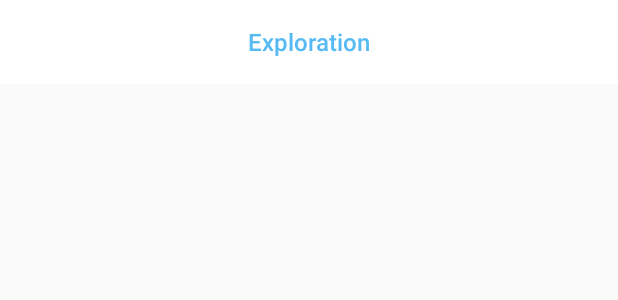
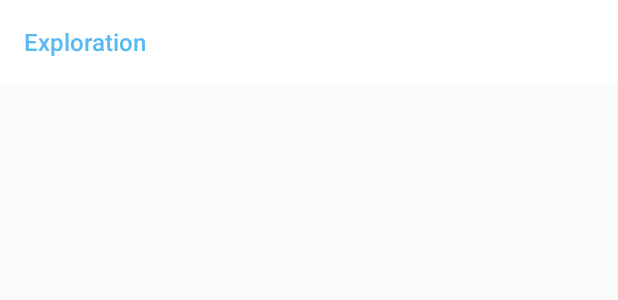
Before and after one commit to addeeandra/android-compound-views, an Android app: the layout view_toolbar_center.xml on its own in the app's theme, with its tools: preview values and no code run, on a phone screen of 412 x 824 dp. Shown: the top 300 px of the screen. Run offline under Robolectric (Android 15) with nearby library versions, the phone set to English and light mode, and no system bars.

```diff
--- a/app/src/main/java/dev/poteto/app/compoundview/views/GreetingView.kt
+++ b/app/src/main/java/dev/poteto/app/compoundview/views/GreetingView.kt
@@ -12,18 +12,18 @@ class GreetingView(
     context: Context,
     attrs: AttributeSet? = null,
     defStyleAttr: Int = 0
-) : FrameLayout(context, attrs, defStyleAttr) {
+) : FrameLayout(context, attrs, defStyleAttr), CompoundView {
 
     init {
         inflateView()
         initAttributes(context.obtainStyledAttributes(attrs, R.styleable.GreetingView))
     }
 
-    private fun inflateView() {
+    override fun inflateView() {
         LayoutInflater.from(context).inflate(R.layout.view_greeting, this)
     }
 
-    private fun initAttributes(attrs: TypedArray?) {
+    override fun initAttributes(attrs: TypedArray?) {
         attrs?.let { attr ->
             tv_greeting_hello.text = attr.getText(R.styleable.GreetingView_greet_text)
             tv_greeting_name.text = attr.getText(R.styleable.GreetingView_greet_name)
--- a/app/src/main/res/layout/activity_main.xml
+++ b/app/src/main/res/layout/activity_main.xml
@@ -11,7 +11,11 @@
         android:orientation="vertical"
         tools:context=".MainActivity">
 
-        <include layout="@layout/view_toolbar_center" />
+        <dev.poteto.app.compoundview.views.CustomToolbarView
+            android:layout_width="match_parent"
+            android:layout_height="wrap_content"
+            app:title="@string/app_name"
+            app:title_position="center" />
 
         <dev.poteto.app.compoundview.views.GreetingView
             android:layout_width="match_parent"
--- a/app/src/main/res/layout/view_toolbar_center.xml
+++ b/app/src/main/res/layout/view_toolbar_center.xml
@@ -1,14 +1,20 @@
 <?xml version="1.0" encoding="utf-8"?>
 <androidx.appcompat.widget.Toolbar xmlns:android="http://schemas.android.com/apk/res/android"
+    xmlns:app="http://schemas.android.com/apk/res-auto"
     android:id="@+id/toolbar"
     style="@style/AppTheme.Toolbar"
     android:layout_width="match_parent"
-    android:layout_height="?attr/actionBarSize">
+    android:layout_height="?attr/actionBarSize"
+    app:contentInsetEnd="16dp"
+    app:contentInsetStart="16dp">
 
     <TextView
-        style="@style/AppTheme.Toolbar.TitleText"
+        android:id="@+id/tv_toolbar_title"
         android:layout_width="wrap_content"
         android:layout_height="wrap_content"
-        android:text="@string/app_name" />
+        android:text="@string/app_name"
+        android:textAppearance="@style/TextAppearance.AppCompat.Widget.ActionBar.Title"
+        android:textColor="@color/colorPrimary"
+        android:textSize="16sp" />
 
 </androidx.appcompat.widget.Toolbar>
```
Also changed, not shown: app/src/main/java/dev/poteto/app/compoundview/views/AppToolbar.kt (deleted, +0 -7 lines), app/src/main/java/dev/poteto/app/compoundview/views/CompoundView.kt (added, +11 -0 lines), app/src/main/java/dev/poteto/app/compoundview/views/CustomToolbarView.kt (added, +50 -0 lines), app/src/main/res/values/attrs.xml (+8 -0 lines).
